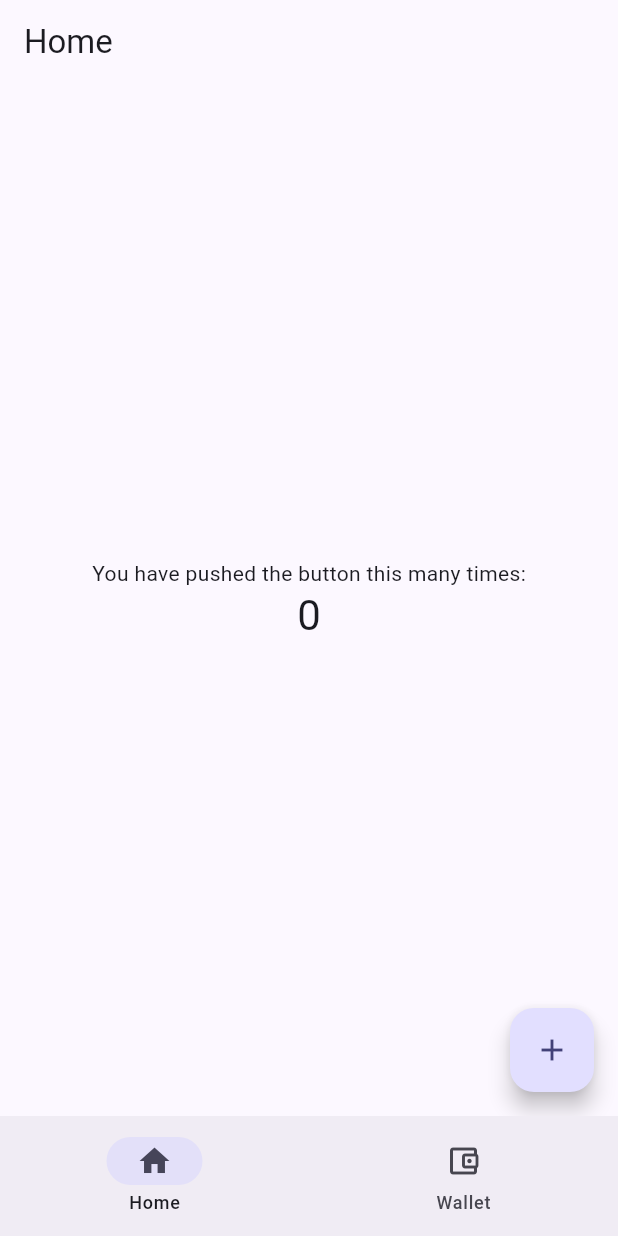
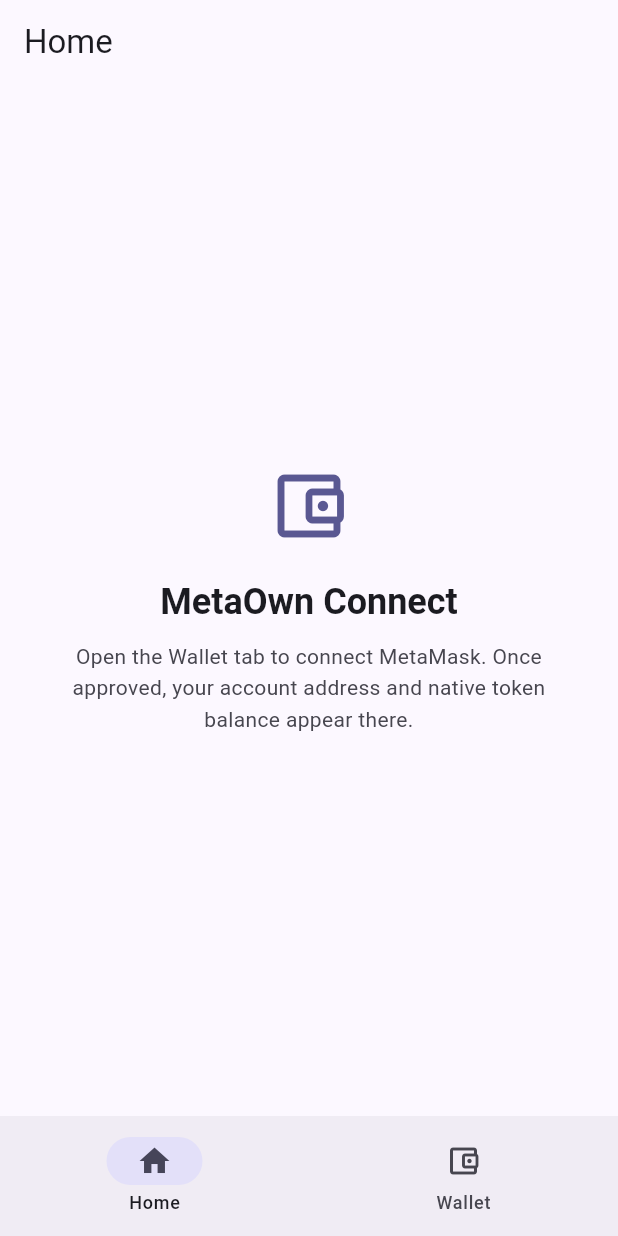
Before and after one commit to joeljones-pixelweb/metaownconnect, a Flutter app: the screen it shows after launch, on a phone screen of 412 x 824 dp. Run offline on Flutter 3.47's test engine with Material 3 defaults, Android fonts, the phone set to English and light mode, and no system bars; our stand-ins replace flutter_riverpod, get_it; missing offline and left inert: reown_appkit.

Commit message:
Remove the template counter demo from the Home tab
HomePage no longer carries the stock _counter/_incrementCounter state or the
increment FloatingActionButton; it is now a StatelessWidget landing screen
that points users at the Wallet tab. Update the architecture and
implementation docs that still described the counter as preserved.

```diff
--- a/lib/features/home/home_page.dart
+++ b/lib/features/home/home_page.dart
@@ -1,39 +1,48 @@
 import 'package:flutter/material.dart';
 
-class HomePage extends StatefulWidget {
+/// Landing tab of the application.
+class HomePage extends StatelessWidget {
   const HomePage({super.key});
 
   @override
-  State<HomePage> createState() => _HomePageState();
-}
+  Widget build(BuildContext context) {
+    final theme = Theme.of(context);
 
-class _HomePageState extends State<HomePage> {
-  int _counter = 0;
-
-  void _incrementCounter() {
-    setState(() => _counter++);
-  }
-
-  @override
-  Widget build(BuildContext context) {
     return Scaffold(
       appBar: AppBar(title: const Text('Home')),
-      body: Center(
+      body: SafeArea(
+        child: Center(
+          child: Padding(
+            padding: const EdgeInsets.all(24),
             child: Column(
               mainAxisAlignment: MainAxisAlignment.center,
               children: [
-            const Text('You have pushed the button this many times:'),
+                Icon(
+                  Icons.account_balance_wallet_outlined,
+                  size: 56,
+                  color: theme.colorScheme.primary,
+                ),
+                const SizedBox(height: 20),
                 Text(
-              '$_counter',
-              style: Theme.of(context).textTheme.headlineMedium,
+                  'MetaOwn Connect',
+                  style: theme.textTheme.headlineSmall?.copyWith(
+                    fontWeight: FontWeight.w600,
+                  ),
+                ),
+                const SizedBox(height: 10),
+                Text(
+                  'Open the Wallet tab to connect MetaMask. Once approved, '
+                  'your account address and native token balance appear there.',
+                  textAlign: TextAlign.center,
+                  style: theme.textTheme.bodyMedium?.copyWith(
+                    color: theme.colorScheme.onSurfaceVariant,
+                    height: 1.5,
+                  ),
                 ),
               ],
             ),
           ),
-      floatingActionButton: FloatingActionButton(
-        onPressed: _incrementCounter,
-        tooltip: 'Increment',
-        child: const Icon(Icons.add),
+        ),
       ),
     );
   }
```
Also changed, not shown: 2 other files. Lines whose indentation alone changed are shown as unchanged.
